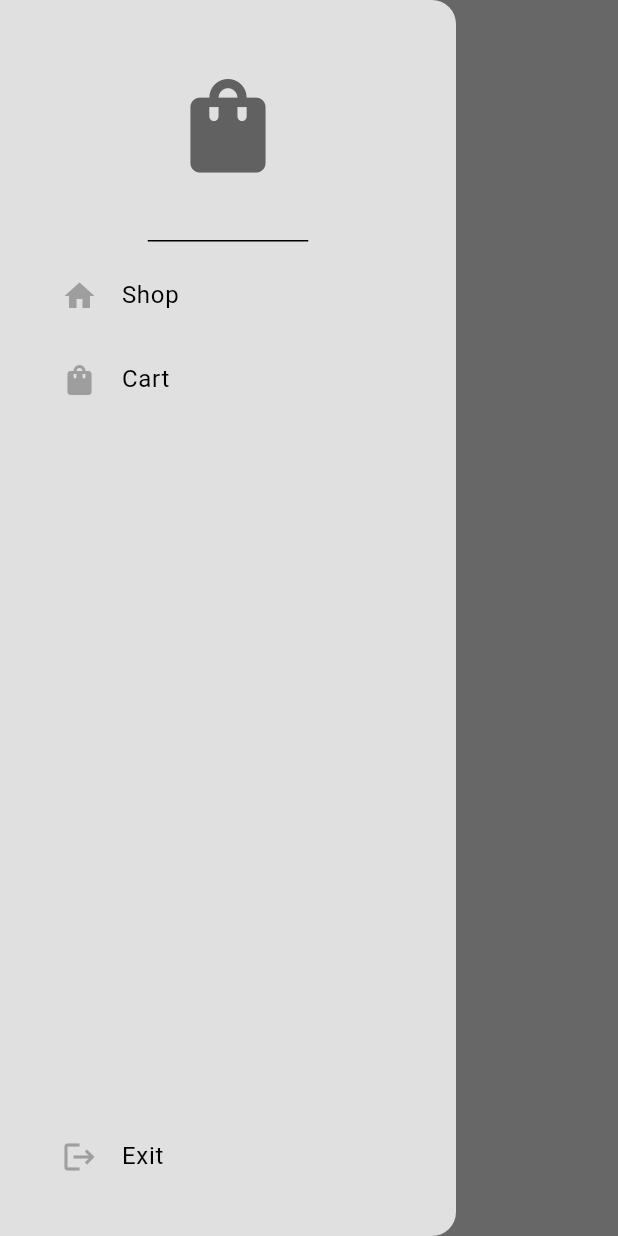
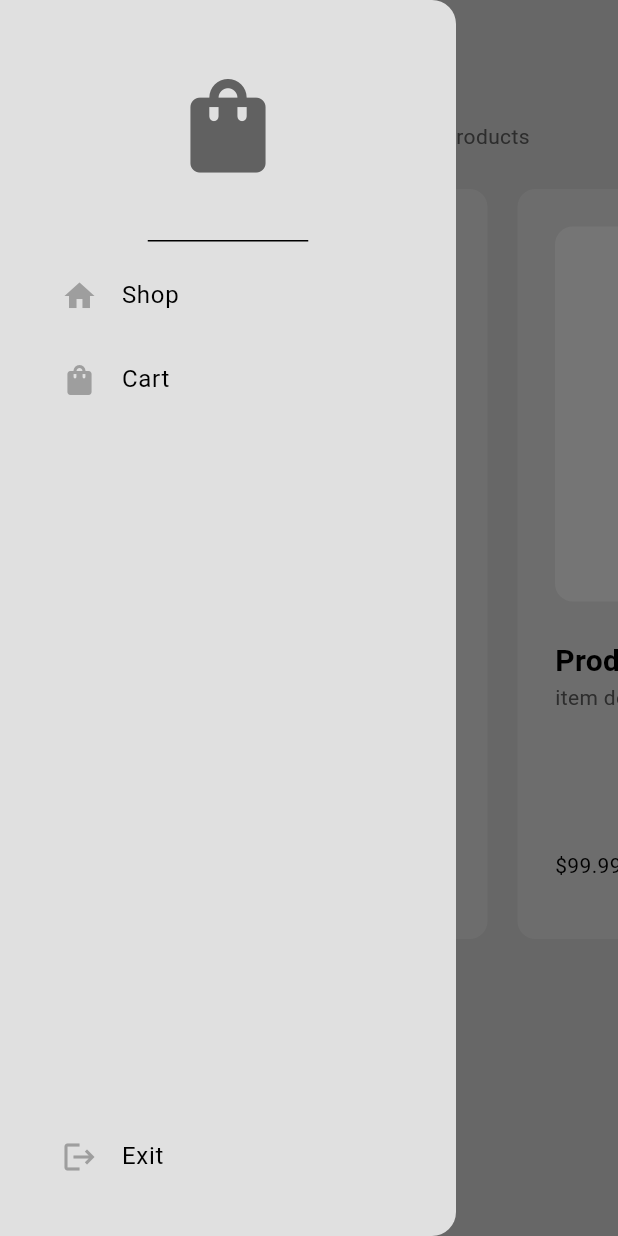
Before and after one commit to Clmokaya/ecommerce_app, a Flutter app: the ShopPage screen opened by its route, with the side drawer open, on a phone screen of 412 x 824 dp. Run offline on Flutter 3.47's test engine with Material 3 defaults, Android fonts, the phone set to English and light mode, and no system bars.

Commit message:
working on the shop page and shop page

```diff
--- /dev/null
+++ b/lib/Components/my_product_tile.dart
@@ -0,0 +1,107 @@
+import 'package:ecommerce_app/models/product.dart';
+import 'package:flutter/material.dart';
+import 'package:provider/provider.dart';
+
+import '../models/Shop.dart';
+
+class MyProductTile extends StatelessWidget {
+  final Product product;
+  const MyProductTile({super.key, required this.product});
+
+  //add to cart button pressed
+  void addToCart(BuildContext context) {
+    //show a dialog box to ask user to add to cart
+    showDialog(
+        context: context,
+        builder: (context) => AlertDialog(
+              content: Text(
+                'Add this item to your cart?',
+              ),
+              actions: [
+                //cancel
+                MaterialButton(
+                  onPressed: () => Navigator.pop(context),
+                  child: Text('Cancel'),
+                ),
+                //yes button
+                MaterialButton(
+                  onPressed: () {
+                    Navigator.pop(context);
+
+                    //add to cart
+                    context.read<Shop>().addToCart(product);
+                  },
+                  child: Text('Yes'),
+                ),
+              ],
+            ));
+  }
+
+  @override
+  Widget build(BuildContext context) {
+    return Container(
+      decoration: BoxDecoration(
+          color: Theme.of(context).colorScheme.primary,
+          borderRadius: BorderRadius.circular(12)),
+      margin: EdgeInsets.all(10),
+      padding: EdgeInsets.all(25),
+      width: 300,
+      child: Column(
+        crossAxisAlignment: CrossAxisAlignment.start,
+        mainAxisAlignment: MainAxisAlignment.spaceBetween,
+        children: [
+          //product image
+          Column(
+            crossAxisAlignment: CrossAxisAlignment.start,
+            children: [
+              AspectRatio(
+                aspectRatio: 1,
+                child: Container(
+                    decoration: BoxDecoration(
+                        color: Theme.of(context).colorScheme.secondary,
+                        borderRadius: BorderRadius.circular(12)),
+                    width: double.infinity,
+                    padding: EdgeInsets.all(25),
+                    child: Icon(Icons.favorite)),
+              ),
+              SizedBox(
+                height: 25,
+              ),
+              //product name
+              Text(
+                product.name,
+                style: TextStyle(fontWeight: FontWeight.bold, fontSize: 20),
+              ),
+              //product description
+              Text(
+                product.description,
+                style: TextStyle(
+                    color: Theme.of(context).colorScheme.inversePrimary),
+              ),
+            ],
+          ),
+          SizedBox(
+            height: 25,
+          ),
+
+          //product price + add to cart button
+          Row(
+            mainAxisAlignment: MainAxisAlignment.spaceBetween,
+            children: [
+              //product price
+              Text('\$' + product.price.toStringAsFixed(2)),
+              //add to cart button
+              Container(
+                  decoration: BoxDecoration(
+                      color: Theme.of(context).colorScheme.secondary,
+                      borderRadius: BorderRadius.circular(12)),
+                  child: IconButton(
+                      onPressed: () => addToCart(context),
+                      icon: Icon(Icons.add)))
+            ],
+          )
+        ],
+      ),
+    );
+  }
+}
--- a/lib/main.dart
+++ b/lib/main.dart
@@ -1,12 +1,15 @@
+import 'package:ecommerce_app/models/Shop.dart';
 import 'package:ecommerce_app/pages/cart_page.dart';
 import 'package:ecommerce_app/pages/shop_page.dart';
 import 'package:flutter/material.dart';
+import 'package:provider/provider.dart';
 
 import 'pages/intro_page.dart';
 import 'themes/light_mode.dart';
 
 void main() {
-  runApp(const MyApp());
+  runApp(ChangeNotifierProvider(
+      create: (context) => Shop(), child: const MyApp()));
 }
 
 class MyApp extends StatelessWidget {
--- a/lib/models/Shop.dart
+++ b/lib/models/Shop.dart
@@ -1,13 +1,42 @@
-class Shop {
+import 'package:ecommerce_app/models/product.dart';
+import 'package:flutter/material.dart';
+
+class Shop extends ChangeNotifier {
   //products for sale
-
+  final List<Product> _shop = [
+    //product 1
+    Product(
+      name: 'Product 1', price: 99.99,
+      description: 'item description', //imagePath:imagePath
+    ),
+    Product(
+      name: 'Product 1', price: 99.99,
+      description: 'item description', //imagePath:imagePath
+    ),
+    Product(
+      name: 'Product 1', price: 99.99,
+      description: 'item description', //imagePath:imagePath
+    ),
+    Product(
+      name: 'Product 1', price: 99.99,
+      description: 'item description', //imagePath:imagePath
+    )
+  ];
   //user cart
-
+  List<Product> _cart = [];
   //get product list
-
+  List<Product> get shop => _shop;
   //get user cart
-
+  List<Product> get cart => _cart;
   //add item to cart
+  void addToCart(Product item) {
+    _cart.add(item);
+    notifyListeners();
+  }
 
 //remove item from cart
+  void removeFromCart(Product item) {
+    _cart.remove(item);
+    notifyListeners();
+  }
 }
--- a/lib/models/product.dart
+++ b/lib/models/product.dart
@@ -2,11 +2,13 @@ class Product {
   final String name;
   final double price;
   final String description;
-  final String imagePath;
+  //final String imagePath;
 
-  Product(
-      {required this.name,
-      required this.price,
-      required this.description,
-      required this.imagePath});
+  Product({
+    required this.name,
+    required this.price,
+    required this.description,
+    //required this.imagePath
+    //
+  });
 }
--- a/lib/pages/cart_page.dart
+++ b/lib/pages/cart_page.dart
@@ -12,6 +12,14 @@ class CartPage extends StatelessWidget {
         foregroundColor: Theme.of(context).colorScheme.inversePrimary,
         title: Center(child: Text('Cart Page')),
       ),
+      backgroundColor: Theme.of(context).colorScheme.background,
+      body: Column(
+        children: [
+          //cart list
+
+          //pay button
+        ],
+      ),
     );
   }
 }
--- a/lib/pages/shop_page.dart
+++ b/lib/pages/shop_page.dart
@@ -1,11 +1,17 @@
 import 'package:ecommerce_app/Components/my_drawer.dart';
+import 'package:ecommerce_app/Components/my_product_tile.dart';
+import 'package:ecommerce_app/models/Shop.dart';
 import 'package:flutter/material.dart';
+import 'package:provider/provider.dart';
 
 class ShopPage extends StatelessWidget {
   const ShopPage({super.key});
 
   @override
   Widget build(BuildContext context) {
+    //access products on shop
+
+    final products = context.watch<Shop>().shop;
     return Scaffold(
       appBar: AppBar(
         backgroundColor: Colors.transparent,
@@ -15,6 +21,36 @@ class ShopPage extends StatelessWidget {
       ),
       drawer: MyDrawer(),
       backgroundColor: Theme.of(context).colorScheme.background,
+      body: ListView(
+        children: [
+          const SizedBox(
+            height: 25,
+          ),
+          //shop subtitle
+          Center(
+            child: Text(
+              'Pick from a selected list of premium products',
+              style: TextStyle(
+                  color: Theme.of(context).colorScheme.inversePrimary),
+            ),
+          ),
+          //product list
+
+          SizedBox(
+            height: 550,
+            child: ListView.builder(
+                itemCount: products.length,
+                scrollDirection: Axis.horizontal,
+                padding: EdgeInsets.all(15),
+                itemBuilder: (context, index) {
+                  //get each individual product from shop
+                  final product = products[index];
+                  //return as a tile UI
+                  return MyProductTile(product: product);
+                }),
+          )
+        ],
+      ),
     );
   }
 }
--- a/pubspec.yaml
+++ b/pubspec.yaml
@@ -34,6 +34,7 @@ dependencies:
   # The following adds the Cupertino Icons font to your application.
   # Use with the CupertinoIcons class for iOS style icons.
   cupertino_icons: ^1.0.8
+  provider: ^6.1.2
 
 dev_dependencies:
   flutter_test:
```
Also changed, not shown: pubspec.lock.
